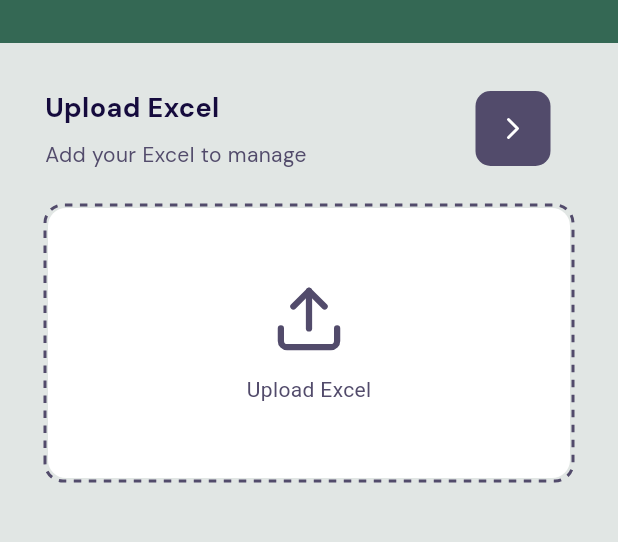
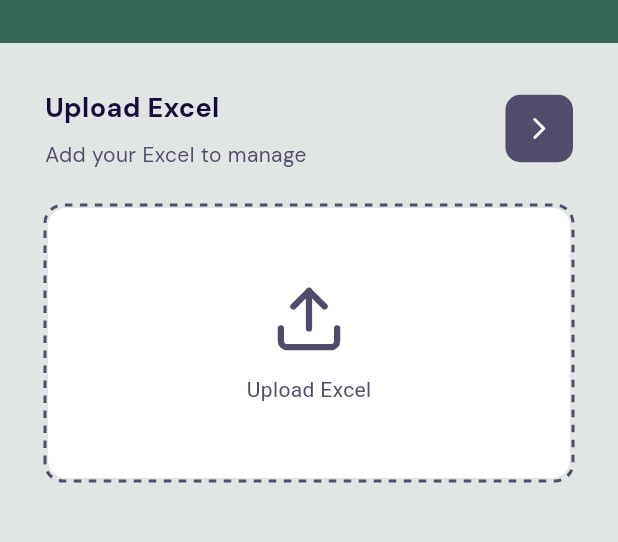
Before and after one commit to Mnemovate/Excelage, a Flutter app: the screen it shows after launch, on a phone screen of 412 x 824 dp, the part 62-604 px from its top. Run offline on Flutter 3.47's test engine with Material 3 defaults, Android fonts, the phone set to English and light mode, and no system bars; drawn by our look-alikes of dotted_border; our stand-ins replace file_picker, flutter_svg, fluttertoast, google_fonts; missing offline and left inert: excel.

Commit message:
update main

```diff
--- a/lib/main.dart
+++ b/lib/main.dart
@@ -180,9 +180,8 @@ class _FilePickerScreenState extends State<FilePickerScreen> {
                           }
                         },
                         child: Container(
-                          margin: EdgeInsets.only(right: 15),
-                          width: 50,
-                          height: 50,
+                          width: 45,
+                          height: 45,
                           decoration: BoxDecoration(
                             color:
                                 excelData.isNotEmpty
```
